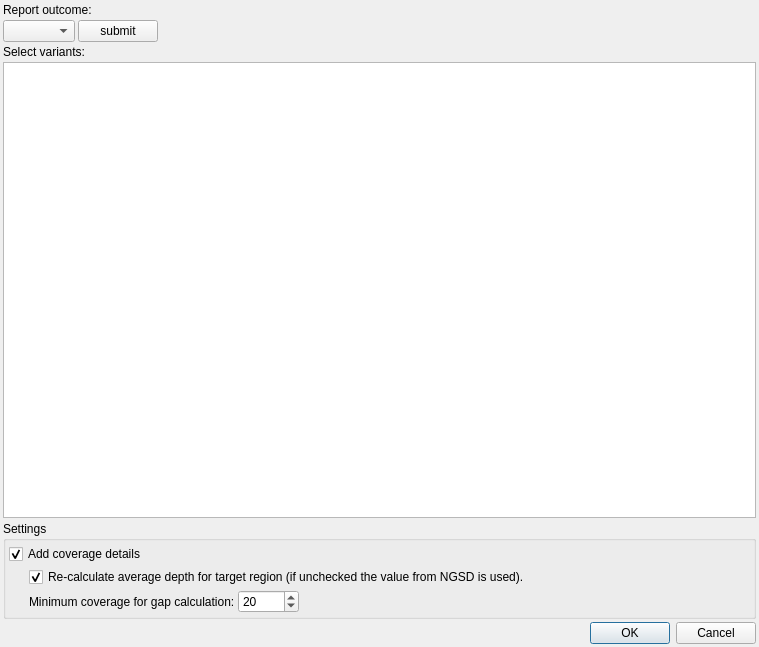
Old version of the form src/GSvar/ReportDialog.ui in the repository imgag/ngs-bits.
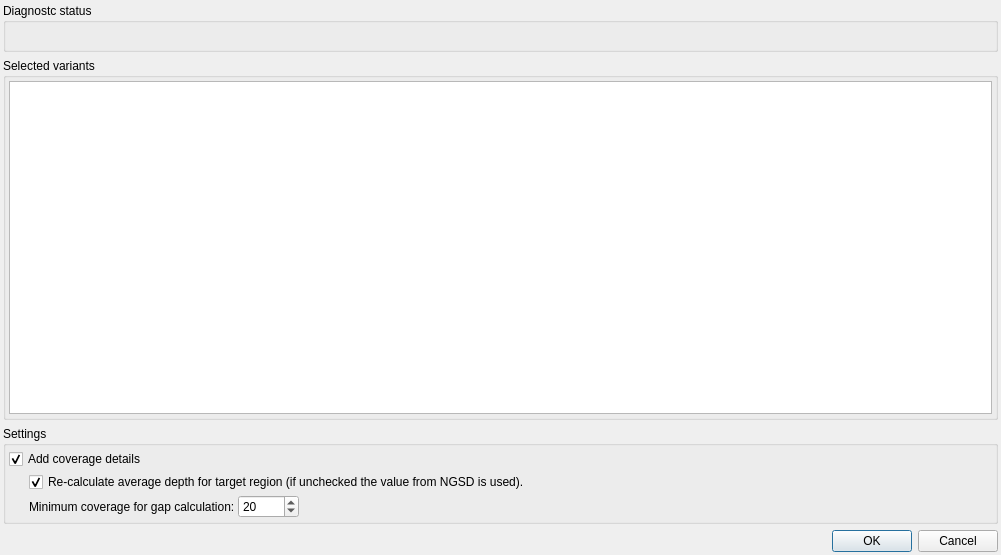
New version of the form. Custom widgets are drawn as their Qt base class.

Commit message: GSvar/NGSD: added detailed diagnostic status information.

What changed in the file:
```diff
--- a/src/GSvar/ReportDialog.ui
+++ b/src/GSvar/ReportDialog.ui
@@ -6,8 +6,8 @@
    <rect>
     <x>0</x>
     <y>0</y>
-    <width>759</width>
-    <height>647</height>
+    <width>1001</width>
+    <height>555</height>
    </rect>
   </property>
   <property name="windowTitle">
@@ -15,7 +15,7 @@
   </property>
   <layout class="QVBoxLayout" name="verticalLayout">
    <property name="spacing">
-    <number>3</number>
+    <number>6</number>
    </property>
    <property name="leftMargin">
     <number>3</number>
@@ -30,24 +30,42 @@
     <number>3</number>
    </property>
    <item>
-    <widget class="QLabel" name="label_2">
-     <property name="text">
-      <string>Report outcome:</string>
+    <widget class="QGroupBox" name="groupBox_2">
+     <property name="title">
+      <string>Diagnostc status</string>
      </property>
-    </widget>
-   </item>
+     <property name="flat">
+      <bool>true</bool>
+     </property>
+     <layout class="QHBoxLayout" name="horizontalLayout_4" stretch="0,100">
+      <property name="spacing">
+       <number>3</number>
+      </property>
+      <property name="leftMargin">
+       <number>3</number>
+      </property>
+      <property name="topMargin">
+       <number>3</number>
+      </property>
+      <property name="rightMargin">
+       <number>3</number>
+      </property>
+      <property name="bottomMargin">
+       <number>3</number>
+      </property>
    <item>
-    <layout class="QHBoxLayout" name="horizontalLayout">
-     <item>
-      <widget class="QComboBox" name="outcome"/>
-     </item>
-     <item>
-      <widget class="QPushButton" name="outcome_submit">
-       <property name="toolTip">
-        <string>Submits report outcome only, but does not create a report.</string>
-       </property>
-       <property name="text">
-        <string>submit</string>
+       <widget class="DiagnosticStatusWidget" name="diag_status" native="true">
+        <property name="sizePolicy">
+         <sizepolicy hsizetype="Preferred" vsizetype="Preferred">
+          <horstretch>0</horstretch>
+          <verstretch>0</verstretch>
+         </sizepolicy>
+        </property>
+        <property name="minimumSize">
+         <size>
+          <width>0</width>
+          <height>0</height>
+         </size>
        </property>
       </widget>
      </item>
@@ -65,14 +83,32 @@
       </spacer>
      </item>
     </layout>
-   </item>
-   <item>
-    <widget class="QLabel" name="label">
-     <property name="text">
-      <string>Select variants:</string>
-     </property>
     </widget>
    </item>
+   <item>
+    <widget class="QGroupBox" name="groupBox_3">
+     <property name="title">
+      <string>Selected variants</string>
+     </property>
+     <property name="flat">
+      <bool>true</bool>
+     </property>
+     <layout class="QHBoxLayout" name="horizontalLayout">
+      <property name="spacing">
+       <number>3</number>
+      </property>
+      <property name="leftMargin">
+       <number>3</number>
+      </property>
+      <property name="topMargin">
+       <number>3</number>
+      </property>
+      <property name="rightMargin">
+       <number>3</number>
+      </property>
+      <property name="bottomMargin">
+       <number>3</number>
+      </property>
    <item>
     <widget class="QTableWidget" name="vars">
      <property name="frameShape">
@@ -86,11 +122,17 @@
      </attribute>
     </widget>
    </item>
+     </layout>
+    </widget>
+   </item>
    <item>
     <widget class="QGroupBox" name="groupBox">
      <property name="title">
       <string>Settings</string>
      </property>
+     <property name="flat">
+      <bool>true</bool>
+     </property>
      <layout class="QVBoxLayout" name="verticalLayout_2">
       <property name="spacing">
        <number>3</number>
@@ -218,6 +260,14 @@
    </item>
   </layout>
  </widget>
+ <customwidgets>
+  <customwidget>
+   <class>DiagnosticStatusWidget</class>
+   <extends>QWidget</extends>
+   <header>DiagnosticStatusWidget.h</header>
+   <container>1</container>
+  </customwidget>
+ </customwidgets>
  <resources/>
  <connections>
   <connection>
```
Lines whose indentation alone changed are shown as unchanged. The commit also changes 23 other files.
